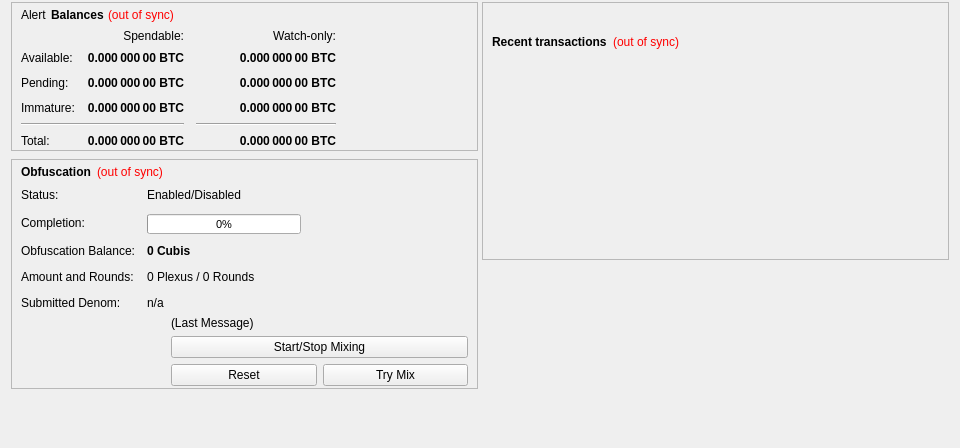
Above: src/qt/forms/overviewpage.ui from altcuim/Cubiscoin before the change. Below: the same form after it.
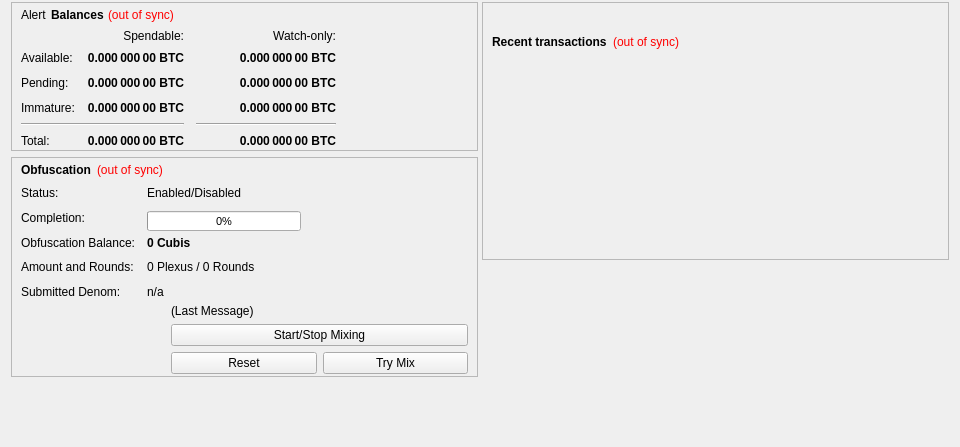
That is the form after the change.

```diff
--- a/src/qt/forms/overviewpage.ui
+++ b/src/qt/forms/overviewpage.ui
@@ -7,7 +7,7 @@
     <x>0</x>
     <y>0</y>
     <width>960</width>
-    <height>448</height>
+    <height>447</height>
    </rect>
   </property>
   <property name="minimumSize">
@@ -427,13 +427,13 @@
          <property name="minimumSize">
           <size>
            <width>0</width>
-           <height>230</height>
+           <height>220</height>
           </size>
          </property>
          <property name="maximumSize">
           <size>
            <width>16777215</width>
-           <height>225</height>
+           <height>220</height>
           </size>
          </property>
          <property name="layoutDirection">
```
